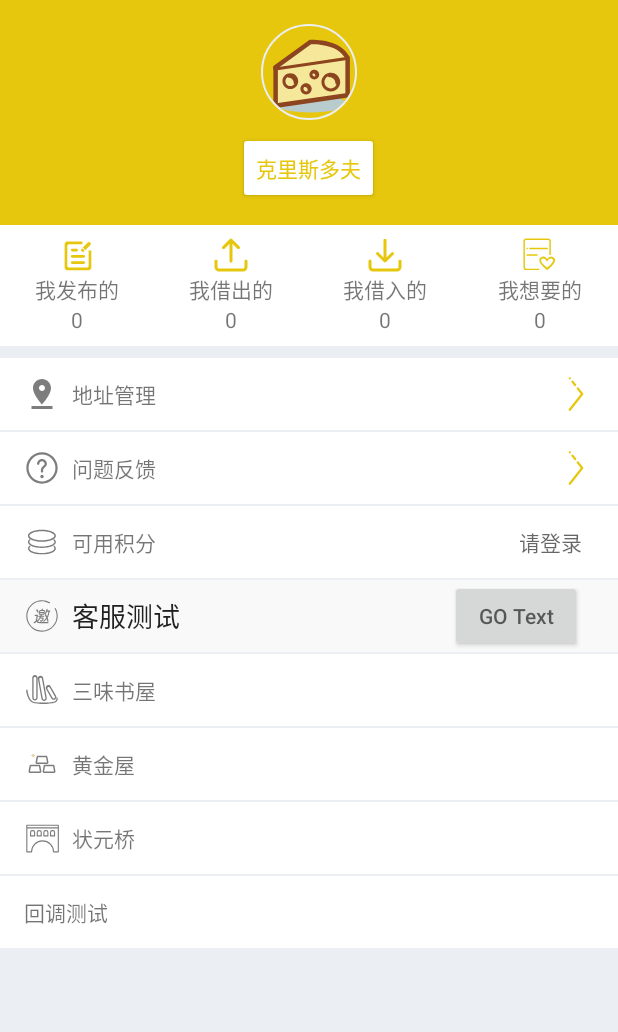
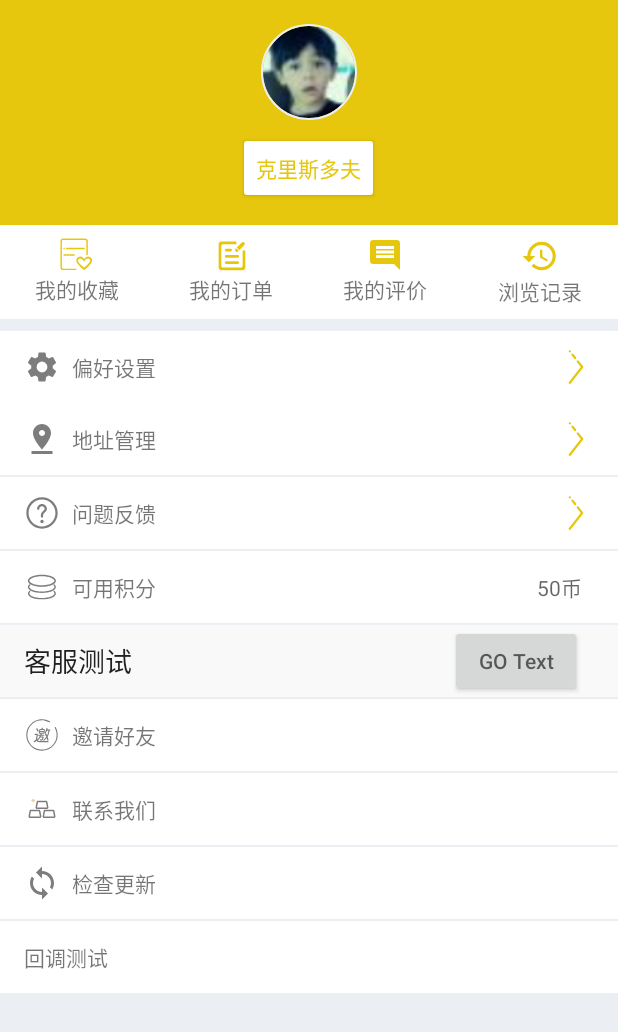
Before and after one commit to f1amingo/ATour, an Android app: the fragment FragmentMine shown on its own in the app's theme, on a phone screen of 412 x 824 dp. Shown: the top 1032 px of the screen. Run offline under Robolectric (Android 15) with nearby library versions, the phone set to English and light mode, and no system bars; our stand-ins replace CircleImageView; libraries missing offline, so code that uses them is left out: com.facebook.drawee, com.netease.nimlib; pictures from the network do not load; 2 statements that could not run were skipped.

Commit message:
change usermanage UI

```diff
--- a/app/src/main/java/com/sanwei/sanwei4a/fragment/FragmentMine.kt
+++ b/app/src/main/java/com/sanwei/sanwei4a/fragment/FragmentMine.kt
@@ -50,14 +50,14 @@ class FragmentMine : BaseFragment() {
         val view = inflater?.inflate(R.layout.mine_fragment, container, false)!!
 
         mBtnLogin = view.find(R.id.z_btn_login_mine)
-        mTxtName = view.find(R.id.z_txt_username_mine)
+        //mTxtName = view.find(R.id.z_txt_username_mine)
         mBalance = view.find(R.id.z_txt_points_balance)
         mProblem = view.find(R.id.z_txt_problem_manage_mine)
         return view
     }
 
     override fun onViewCreated(view: View?, savedInstanceState: Bundle?) {
-        mTxtName.visibility = View.GONE
+        //mTxtName.visibility = View.GONE
 
         mBtnLogin.setOnClickListener {
             startActivityForResult(Intent(context, LoginActivity::class.java), mRcLogin)
@@ -82,7 +82,7 @@ class FragmentMine : BaseFragment() {
             fillUserInfo()
         }
 
-        initFourLayouts()
+        //initFourLayouts()
         initFourRows()
 
         bot_test.setOnClickListener(){
@@ -105,9 +105,9 @@ class FragmentMine : BaseFragment() {
     }
 
     private fun initFourRows() {
-        z_text_sanwei_mine.setOnClickListener { toast("敬请期待") }
-        z_text_gold_mine.setOnClickListener { toast("敬请期待") }
-        z_text_bridge_mine.setOnClickListener { toast("敬请期待") }
+       // z_text_sanwei_mine.setOnClickListener { toast("敬请期待") }
+       // z_text_gold_mine.setOnClickListener { toast("敬请期待") }
+       // z_text_bridge_mine.setOnClickListener { toast("敬请期待") }
         //z_text_grass_mine.setOnClickListener { toast("敬请期待") }
     }
 
--- /dev/null
+++ b/app/src/main/res/drawable/ic_comment_foreground.xml
@@ -0,0 +1,9 @@
+<vector xmlns:android="http://schemas.android.com/apk/res/android"
+    android:width="24dp"
+    android:height="24dp"
+    android:viewportWidth="24.0"
+    android:viewportHeight="24.0">
+    <path
+        android:fillColor="@color/colorPrimary"
+        android:pathData="M21.99,4c0,-1.1 -0.89,-2 -1.99,-2L4,2c-1.1,0 -2,0.9 -2,2v12c0,1.1 0.9,2 2,2h14l4,4 -0.01,-18zM18,14L6,14v-2h12v2zM18,11L6,11L6,9h12v2zM18,8L6,8L6,6h12v2z"/>
+</vector>
--- /dev/null
+++ b/app/src/main/res/drawable/ic_history_foreground.xml
@@ -0,0 +1,12 @@
+<vector xmlns:android="http://schemas.android.com/apk/res/android"
+    android:width="24dp"
+    android:height="24dp"
+    android:viewportWidth="24.0"
+    android:viewportHeight="24.0"
+    >
+
+    <path
+        android:fillColor="@color/colorPrimary"
+        android:pathData="M13,3c-4.97,0 -9,4.03 -9,9L1,12l3.89,3.89 0.07,0.14L9,12L6,12c0,-3.87 3.13,-7 7,-7s7,3.13 7,7 -3.13,7 -7,7c-1.93,0 -3.68,-0.79 -4.94,-2.06l-1.42,1.42C8.27,19.99 10.51,21 13,21c4.97,0 9,-4.03 9,-9s-4.03,-9 -9,-9zM12,8v5l4.28,2.54 0.72,-1.21 -3.5,-2.08L13.5,8L12,8z"/>
+
+</vector>
--- /dev/null
+++ b/app/src/main/res/drawable/ic_mine_setting.xml
@@ -0,0 +1,11 @@
+<vector xmlns:android="http://schemas.android.com/apk/res/android"
+    android:width="24dp"
+    android:height="24dp"
+    android:viewportHeight="24.0"
+    android:viewportWidth="24.0">
+
+    <path
+        android:fillColor="@color/icon_gray"
+        android:pathData="M19.1,12.9a2.8,2.8 0,0 0,0.1 -0.9,2.8 2.8,0 0,0 -0.1,-0.9l2.1,-1.6a0.7,0.7 0,0 0,0.1 -0.6L19.4,5.5a0.7,0.7 0,0 0,-0.6 -0.2l-2.4,1a6.5,6.5 0,0 0,-1.6 -0.9l-0.4,-2.6a0.5,0.5 0,0 0,-0.5 -0.4H10.1a0.5,0.5 0,0 0,-0.5 0.4L9.3,5.4a5.6,5.6 0,0 0,-1.7 0.9l-2.4,-1a0.4,0.4 0,0 0,-0.5 0.2l-2,3.4c-0.1,0.2 0,0.4 0.2,0.6l2,1.6a2.8,2.8 0,0 0,-0.1 0.9,2.8 2.8,0 0,0 0.1,0.9L2.8,14.5a0.7,0.7 0,0 0,-0.1 0.6l1.9,3.4a0.7,0.7 0,0 0,0.6 0.2l2.4,-1a6.5,6.5 0,0 0,1.6 0.9l0.4,2.6a0.5,0.5 0,0 0,0.5 0.4h3.8a0.5,0.5 0,0 0,0.5 -0.4l0.3,-2.6a5.6,5.6 0,0 0,1.7 -0.9l2.4,1a0.4,0.4 0,0 0,0.5 -0.2l2,-3.4c0.1,-0.2 0,-0.4 -0.2,-0.6ZM12,15.6A3.6,3.6 0,1 1,15.6 12,3.6 3.6,0 0,1 12,15.6Z"/>
+
+</vector>
--- /dev/null
+++ b/app/src/main/res/drawable/ic_update_software.xml
@@ -0,0 +1,11 @@
+<vector xmlns:android="http://schemas.android.com/apk/res/android"
+    android:width="24dp"
+    android:height="24dp"
+    android:viewportHeight="24.0"
+    android:viewportWidth="24.0">
+
+    <path
+        android:fillColor="@color/icon_gray"
+        android:pathData="M12,4L12,1L8,5l4,4L12,6c3.31,0 6,2.69 6,6 0,1.01 -0.25,1.97 -0.7,2.8l1.46,1.46C19.54,15.03 20,13.57 20,12c0,-4.42 -3.58,-8 -8,-8zM12,18c-3.31,0 -6,-2.69 -6,-6 0,-1.01 0.25,-1.97 0.7,-2.8L5.24,7.74C4.46,8.97 4,10.43 4,12c0,4.42 3.58,8 8,8v3l4,-4 -4,-4v3z"/>
+
+</vector>
--- a/app/src/main/res/layout/mine_fragment.xml
+++ b/app/src/main/res/layout/mine_fragment.xml
@@ -17,7 +17,7 @@
             android:layout_height="64dp"
             android:layout_centerHorizontal="true"
             android:layout_marginTop="16dp"
-            android:src="@drawable/ic_cheese"
+            android:src="@drawable/user1"
             fresco:civ_border_color="@color/white_parent"
             fresco:civ_border_width="1dp" />
 
@@ -32,15 +32,16 @@
             android:text="克里斯多夫"
             android:textColor="@color/colorPrimary" />
 
-        <TextView
-            android:id="@+id/z_txt_username_mine"
-            android:layout_width="wrap_content"
-            android:layout_height="wrap_content"
-            android:layout_below="@id/z_img_head_mine"
-            android:layout_centerHorizontal="true"
-            android:layout_marginTop="8dp"
-            android:text="姓名"
-            android:textColor="@color/white" />
+        <!--        <TextView-->
+        <!--            android:id="@+id/z_txt_username_mine"-->
+        <!--            android:layout_width="wrap_content"-->
+        <!--            android:layout_height="wrap_content"-->
+        <!--            android:layout_below="@id/z_img_head_mine"-->
+        <!--            android:layout_centerHorizontal="true"-->
+        <!--            android:layout_marginTop="8dp"-->
+        <!--            android:text="姓名"-->
+        <!--            android:textColor="@color/colorPrimary"-->
+        <!--            android:textColor="@color/white" />-->
 
     </RelativeLayout>
 
@@ -57,7 +58,29 @@
                 android:layout_width="match_parent"
                 android:layout_height="wrap_content"
                 android:background="@color/white">
+                <LinearLayout
+                    android:id="@+id/z_layout_four_wanted_mine"
+                    android:layout_width="0dp"
+                    android:layout_height="wrap_content"
+                    android:layout_weight="1"
+                    android:background="?attr/selectableItemBackground"
+                    android:clickable="true"
+                    android:focusable="true"
+                    android:gravity="center"
+                    android:orientation="vertical"
+                    android:padding="8dp">
 
+                    <ImageView
+                        android:layout_width="wrap_content"
+                        android:layout_height="wrap_content"
+                        android:src="@drawable/mine_favor" />
+
+                    <TextView
+                        android:layout_width="wrap_content"
+                        android:layout_height="wrap_content"
+                        android:text="我的收藏" />
+
+                </LinearLayout>
                 <LinearLayout
                     android:id="@+id/z_layout_one_release_mine"
                     android:layout_width="0dp"
@@ -78,12 +101,9 @@
                     <TextView
                         android:layout_width="wrap_content"
                         android:layout_height="wrap_content"
-                        android:text="我发布的" />
+                        android:text="我的订单" />
 
-                    <TextView
-                        android:layout_width="wrap_content"
-                        android:layout_height="wrap_content"
-                        android:text="0" />
+
                 </LinearLayout>
 
                 <LinearLayout
@@ -101,17 +121,14 @@
                     <ImageView
                         android:layout_width="wrap_content"
                         android:layout_height="wrap_content"
-                        android:src="@drawable/mine_out" />
+                        android:src="@drawable/ic_comment_foreground" />
 
                     <TextView
                         android:layout_width="wrap_content"
                         android:layout_height="wrap_content"
-                        android:text="我借出的" />
+                        android:text="我的评价" />
 
-                    <TextView
-                        android:layout_width="wrap_content"
-                        android:layout_height="wrap_content"
-                        android:text="0" />
+
                 </LinearLayout>
 
                 <LinearLayout
@@ -127,55 +144,52 @@
                     android:padding="8dp">
 
                     <ImageView
-                        android:layout_width="wrap_content"
-                        android:layout_height="wrap_content"
-                        android:src="@drawable/mine_in" />
+                        android:layout_width="40dp"
+                        android:layout_height="25dp"
+                        android:src="@drawable/ic_history_foreground" />
 
                     <TextView
                         android:layout_width="wrap_content"
                         android:layout_height="wrap_content"
-                        android:text="我借入的" />
+                        android:text="浏览记录" />
 
-                    <TextView
-                        android:layout_width="wrap_content"
-                        android:layout_height="wrap_content"
-                        android:text="0" />
+
                 </LinearLayout>
 
-                <LinearLayout
-                    android:id="@+id/z_layout_four_wanted_mine"
-                    android:layout_width="0dp"
-                    android:layout_height="wrap_content"
-                    android:layout_weight="1"
-                    android:background="?attr/selectableItemBackground"
-                    android:clickable="true"
-                    android:focusable="true"
-                    android:gravity="center"
-                    android:orientation="vertical"
-                    android:padding="8dp">
 
-                    <ImageView
-                        android:layout_width="wrap_content"
-                        android:layout_height="wrap_content"
-                        android:src="@drawable/mine_favor" />
-
-                    <TextView
-                        android:layout_width="wrap_content"
-                        android:layout_height="wrap_content"
-                        android:text="我想要的" />
-
-                    <TextView
-                        android:layout_width="wrap_content"
-                        android:layout_height="wrap_content"
-                        android:text="0" />
-                </LinearLayout>
 
             </LinearLayout>
-
             <RelativeLayout
                 android:layout_width="match_parent"
                 android:layout_height="48dp"
                 android:layout_marginTop="8dp"
+                android:background="@color/white">
+
+                <TextView
+                    android:id="@+id/perfernce_setting"
+                    android:layout_width="match_parent"
+                    android:layout_height="match_parent"
+                    android:background="?attr/selectableItemBackground"
+                    android:clickable="true"
+                    android:drawableLeft="@drawable/ic_mine_setting"
+                    android:drawablePadding="8dp"
+                    android:focusable="true"
+                    android:gravity="center_vertical"
+                    android:paddingLeft="16dp"
+                    android:text="偏好设置" />
+
+                <ImageView
+                    android:layout_width="wrap_content"
+                    android:layout_height="wrap_content"
+                    android:layout_alignParentRight="true"
+                    android:layout_centerVertical="true"
+                    android:layout_marginRight="16dp"
+                    android:src="@drawable/ic_right" />
+
+            </RelativeLayout>
+            <RelativeLayout
+                android:layout_width="match_parent"
+                android:layout_height="48dp"
                 android:background="@color/white">
 
                 <TextView
@@ -229,35 +243,6 @@
                     android:src="@drawable/ic_right" />
 
             </RelativeLayout>
-
-            <RelativeLayout
-                android:layout_width="match_parent"
-                android:layout_height="48dp"
-                android:layout_marginTop="1dp"
-                android:background="@color/white"
-                android:visibility="gone">
-
-                <TextView
-                    android:layout_width="match_parent"
-                    android:layout_height="match_parent"
-                    android:background="?attr/selectableItemBackground"
-                    android:clickable="true"
-                    android:drawableLeft="@drawable/ic_wallet"
-                    android:drawablePadding="8dp"
-                    android:focusable="true"
-                    android:gravity="center_vertical"
-                    android:paddingLeft="16dp"
-                    android:text="押金管理" />
-
-                <ImageView
-                    android:layout_width="wrap_content"
-                    android:layout_height="wrap_content"
-                    android:layout_alignParentRight="true"
-                    android:layout_centerVertical="true"
-                    android:layout_marginRight="16dp"
-                    android:src="@drawable/ic_right" />
-            </RelativeLayout>
-
             <RelativeLayout
                 android:layout_width="match_parent"
                 android:layout_height="48dp"
@@ -283,7 +268,7 @@
                     android:layout_alignParentEnd="true"
                     android:layout_centerVertical="true"
                     android:layout_marginEnd="24dp"
-                    android:hint="请登录" />
+                    android:hint="50币" />
             </RelativeLayout>
 
             <RelativeLayout
@@ -298,7 +283,6 @@
                     android:layout_height="match_parent"
                     android:background="?attr/selectableItemBackground"
                     android:clickable="false"
-                    android:drawableLeft="@drawable/ic_invite"
                     android:drawablePadding="8dp"
                     android:focusable="true"
                     android:gravity="center_vertical"
@@ -322,17 +306,17 @@
                 android:background="@color/white">
 
                 <TextView
-                    android:id="@+id/z_text_sanwei_mine"
+                    android:id="@+id/z_invite_friend"
                     android:layout_width="match_parent"
                     android:layout_height="match_parent"
                     android:background="?attr/selectableItemBackground"
                     android:clickable="true"
-                    android:drawableLeft="@drawable/ic_sanwei"
+                    android:drawableLeft="@drawable/ic_invite"
                     android:drawablePadding="8dp"
                     android:focusable="true"
                     android:gravity="center_vertical"
                     android:paddingLeft="16dp"
-                    android:text="三味书屋" />
+                    android:text="邀请好友" />
 
                 <ImageView
                     android:layout_width="wrap_content"
@@ -352,7 +336,7 @@
                 android:background="@color/white">
 
                 <TextView
-                    android:id="@+id/z_text_gold_mine"
+                    android:id="@+id/z_text_contact_us"
                     android:layout_width="match_parent"
                     android:layout_height="match_parent"
                     android:background="?attr/selectableItemBackground"
@@ -362,9 +346,10 @@
                     android:focusable="true"
                     android:gravity="center_vertical"
                     android:paddingLeft="16dp"
-                    android:text="黄金屋" />
+                    android:text="联系我们" />
 
             </RelativeLayout>
+
 
             <RelativeLayout
                 android:layout_width="match_parent"
@@ -373,19 +358,19 @@
                 android:background="@color/white">
 
                 <TextView
-                    android:id="@+id/z_text_bridge_mine"
-                    android:layout_width="wrap_content"
+                    android:id="@+id/z_update_software"
+                    android:layout_width="match_parent"
                     android:layout_height="match_parent"
                     android:background="?attr/selectableItemBackground"
                     android:clickable="true"
-                    android:drawableLeft="@drawable/ic_bridge"
                     android:drawablePadding="8dp"
+                    android:drawableLeft="@drawable/ic_update_software"
                     android:focusable="true"
                     android:gravity="center_vertical"
                     android:paddingLeft="16dp"
-                    android:text="状元桥" />
+                    android:text="检查更新" />
+
             </RelativeLayout>
-
             <RelativeLayout
                 android:layout_width="match_parent"
                 android:layout_height="48dp"
```
Also changed, not shown: app/src/main/res/drawable/user1.jpg (added).
